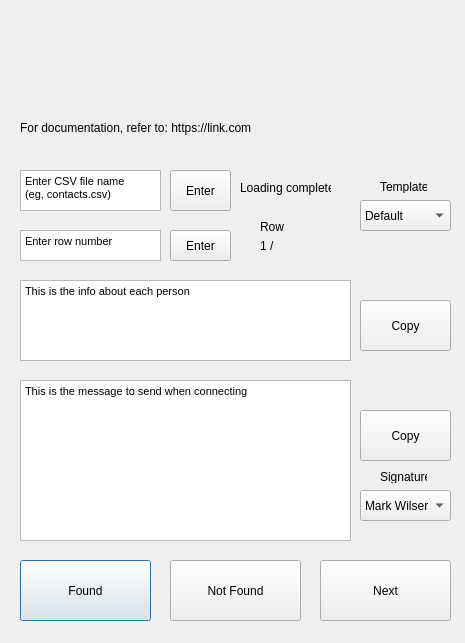
This is LinkedIn_UI.ui in coreystone/LinkedInConnector as Qt 5 draws it before an edit. The edited form follows.
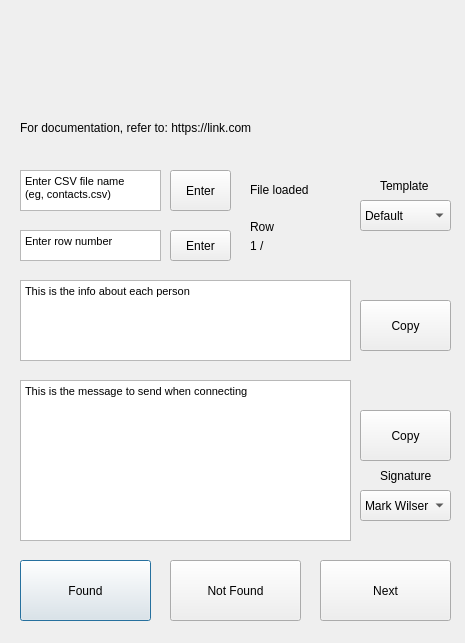
This is the edited form. Icons and pictures are not drawn.

The edit to the form file:
```diff
--- a/LinkedIn_UI.ui
+++ b/LinkedIn_UI.ui
@@ -145,7 +145,7 @@
   <widget class="QLabel" name="person_counter">
    <property name="geometry">
     <rect>
-     <x>260</x>
+     <x>250</x>
      <y>230</y>
      <width>131</width>
      <height>31</height>
@@ -290,26 +290,13 @@
     </property>
    </item>
   </widget>
-  <widget class="QLabel" name="sig_label">
-   <property name="geometry">
-    <rect>
-     <x>380</x>
-     <y>470</y>
-     <width>47</width>
-     <height>13</height>
-    </rect>
-   </property>
-   <property name="text">
-    <string>Signature</string>
-   </property>
-  </widget>
   <widget class="QLabel" name="templ_label">
    <property name="geometry">
     <rect>
      <x>380</x>
-     <y>180</y>
-     <width>47</width>
-     <height>13</height>
+     <y>170</y>
+     <width>91</width>
+     <height>31</height>
     </rect>
    </property>
    <property name="text">
@@ -319,7 +306,7 @@
   <widget class="QLabel" name="label_3">
    <property name="geometry">
     <rect>
-     <x>260</x>
+     <x>250</x>
      <y>220</y>
      <width>47</width>
      <height>13</height>
@@ -332,14 +319,14 @@
   <widget class="QLabel" name="loading_label">
    <property name="geometry">
     <rect>
-     <x>240</x>
-     <y>180</y>
-     <width>91</width>
-     <height>16</height>
+     <x>250</x>
+     <y>170</y>
+     <width>151</width>
+     <height>41</height>
     </rect>
    </property>
    <property name="text">
-    <string>Loading complete</string>
+    <string>&lt;html&gt;&lt;head/&gt;&lt;body&gt;&lt;p&gt;File loaded&lt;/p&gt;&lt;/body&gt;&lt;/html&gt;</string>
    </property>
   </widget>
   <widget class="QLabel" name="doc_label">
@@ -355,6 +342,19 @@
     <string>For documentation, refer to: https://link.com</string>
    </property>
   </widget>
+  <widget class="QLabel" name="sig_label">
+   <property name="geometry">
+    <rect>
+     <x>380</x>
+     <y>460</y>
+     <width>91</width>
+     <height>31</height>
+    </rect>
+   </property>
+   <property name="text">
+    <string>Signature</string>
+   </property>
+  </widget>
  </widget>
  <resources>
   <include location="src.qrc"/>
```
